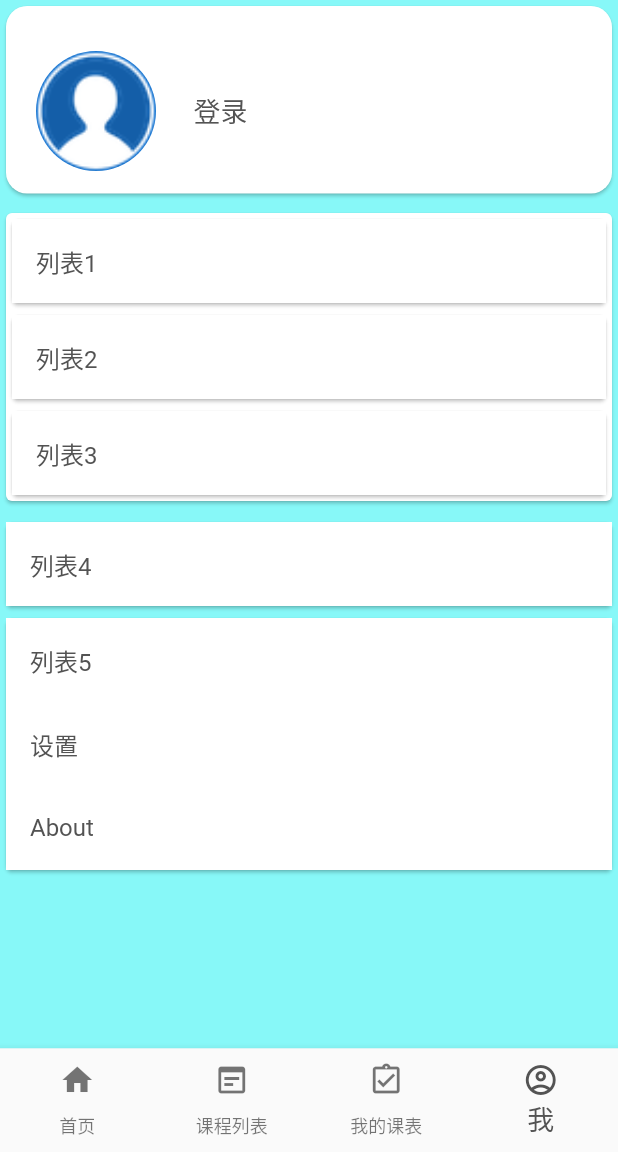
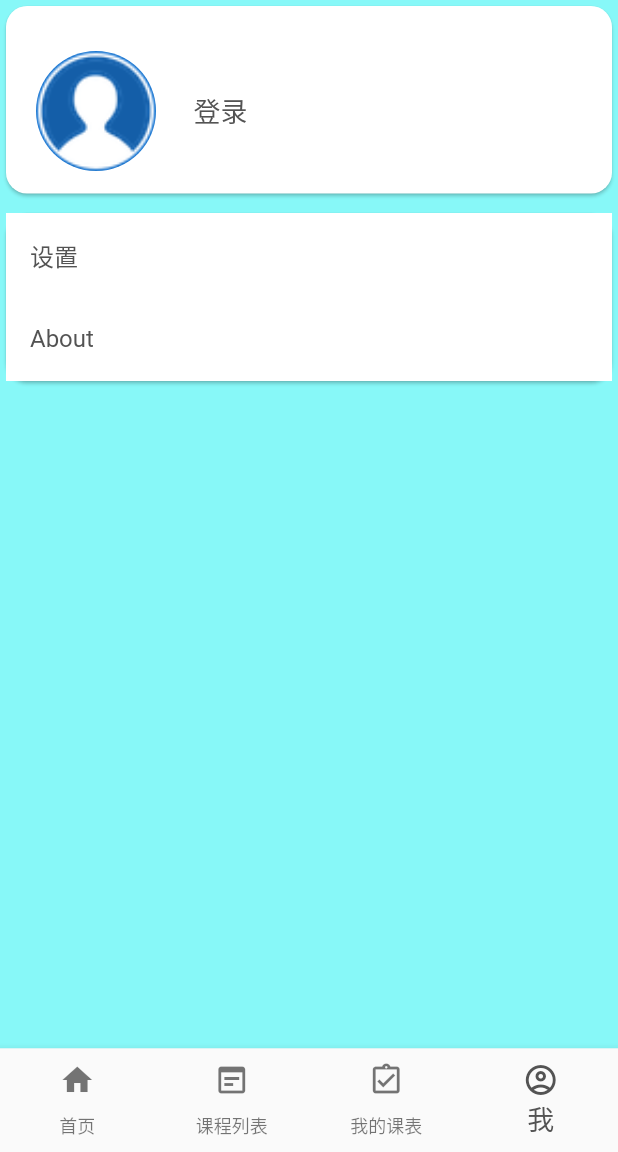
Before and after one commit to cetlewa/buaaCourse_2021, a Flutter app: the screen it shows after launch, item 4 of the bottom bar chosen, on a phone screen of 412 x 824 dp, the part 84-1236 px from its top. Run offline on Flutter 3.47's test engine with Material 2 defaults, Android fonts, the phone set to English and light mode, and no system bars; our stand-ins replace flutter_svg, fluttertoast; network calls fail; project files that could hold a hidden picture were left out.

Commit message:
暂时界面

```diff
--- a/lib/main.dart
+++ b/lib/main.dart
@@ -5,6 +5,7 @@ import 'package:buaacourse/screens/login/register.dart';
 import 'package:buaacourse/screens/my_course/myCourse.dart';
 import 'package:buaacourse/screens/test/test.dart';
 import 'package:buaacourse/screens/test/testUserInfo.dart';
+import 'package:buaacourse/screens/user/userInfo.dart';
 import 'package:flutter/material.dart';
 import 'package:buaacourse/constants.dart';
 import 'package:buaacourse/screens/home/home_screen.dart';
@@ -27,6 +28,7 @@ class MyApp extends StatelessWidget {
         "login_page": (context) => Login(),
         "home_screen_homePage": (context) => HomePage(),
         "register_page": (context) => Register(),
+        "userinfo_page": (context) => UserInfo(),
       },
       // home: Login(),
       home: HomePage(),
--- a/lib/screens/course/comments.dart
+++ b/lib/screens/course/comments.dart
@@ -39,7 +39,7 @@ class Comments extends StatelessWidget {
 }
 
 class Httpservice {
-  final String postsUrl = Global.baseUrl + "queryComment";
+  final String postsUrl = Global.baseUrl + "queryCourseComments";
 
   Future<List<Comment>> getComments(Course course) async {
     Response response = await post(
--- a/lib/screens/home/user.dart
+++ b/lib/screens/home/user.dart
@@ -21,55 +21,61 @@ class User extends StatelessWidget{
   Widget buildCells(BuildContext context) {
     return Container(
       child:
-              // Global.globalUser.userId == "" ?
-              // Column(
-              //   children: <Widget>[
-              //     Card(
-              //       child: Column(
-              //         children: [
-              //           Container(
-              //             color: Colors.white,
-              //             child: ListTile(
-              //               title: Text("设置"),
-              //               // iconName: "img/me_setting.png",
-              //               // onPressed: () {
-              //               // },
-              //             ),
-              //           ),
-              //           Container(
-              //             color: Colors.white,
-              //             child: ListTile(
-              //               title: Text("About"),
-              //               // iconName: 'img/me_feedback.png',
-              //               // onPressed: () {
-              //               // },
-              //             ),
-              //           ),
-              //         ],
-              //       ),
-              //     ),
-              //   ],
-              // ) :
+              Global.globalUser.userId == "" ?
+              Column(
+                children: <Widget>[
+                  Card(
+                    shape: const RoundedRectangleBorder(borderRadius: BorderRadius.all(Radius.circular(14.0))),
+                    child: Column(
+                      children: [
+                        Container(
+                          color: Colors.white,
+                          child: ListTile(
+                            title: Text("设置"),
+                            // iconName: "img/me_setting.png",
+                            // onPressed: () {
+                            // },
+                          ),
+                        ),
+                        Container(
+                          color: Colors.white,
+                          child: ListTile(
+                            title: Text("About"),
+                            // iconName: 'img/me_feedback.png',
+                            // onPressed: () {
+                            // },
+                          ),
+                        ),
+                      ],
+                    ),
+                  ),
+                ],
+              ) :
               Column(
         children: <Widget>[
           Card(
             child: Column(
               children: [
-                Card(
-                  child: Container(
-                    color: Colors.white,
-                    child: ListTile(
-                      title: Text("列表1"),
-                      // iconName: "img/me_buy.png",
-                      // onPressed: () {},
+                GestureDetector(
+                  child: Card(
+                    child: Container(
+                      color: Colors.white,
+                      child: ListTile(
+                        title: Text("个人信息"),
+                        // iconName: "img/me_buy.png",
+                        // onPressed: () {},
+                      ),
                     ),
                   ),
+                  onTap: (){
+                    Navigator.pushNamed(context, "userinfo_page");
+                  },
                 ),
                 Card(
                   child: Container(
                     color: Colors.white,
                     child: ListTile(
-                      title: Text("列表2"),
+                      title: Text("已选课程"),
                       // iconName: "img/me_feedback.png",
                       // onPressed: () {},
                     ),
@@ -79,8 +85,18 @@ class User extends StatelessWidget{
                   child: Container(
                     color: Colors.white,
                     child: ListTile(
-                      title: Text("列表3"),
+                      title: Text("我的收藏"),
                       // iconName: "img/me_coupon.png",
+                      // onPressed: () {},
+                    ),
+                  ),
+                ),
+                Card(
+                  child: Container(
+                    color: Colors.white,
+                    child: ListTile(
+                      title: Text("我的评论"),
+                      // iconName: "img/me_date.png",
                       // onPressed: () {},
                     ),
                   ),
@@ -89,16 +105,6 @@ class User extends StatelessWidget{
             ),
           ),
           SizedBox(height: 6.0),
-          Card(
-            child: Container(
-              color: Colors.white,
-              child: ListTile(
-                title: Text("列表4"),
-                // iconName: "img/me_date.png",
-                // onPressed: () {},
-              ),
-            ),
-          ),
           // SizedBox(height: 4.0),
           // Card(
           //   child: Container(
@@ -117,7 +123,7 @@ class User extends StatelessWidget{
                 Container(
                   color: Colors.white,
                   child: ListTile(
-                    title: Text("列表5"),
+                    title: Text("没有想好"),
                     // iconName: "img/me_action.png",
                     // onPressed: () {},
                   ),
--- a/pubspec.yaml
+++ b/pubspec.yaml
@@ -67,6 +67,7 @@ flutter:
     - assets/images/
     - assets/icons/
     - assets/images/placeholder_avatar.png
+    - assets/images/marketing.png
 #    - assets/images/Login.jpg
 
   # An image asset can refer to one or more resolution-specific "variants", see
```
Also changed, not shown: lib/screens/login/login.dart (+12 -2 lines), lib/screens/login/register.dart (+20 -1 lines), lib/screens/user/userInfo.dart (added, +11 -0 lines), assets/images/marketing.png (added).
